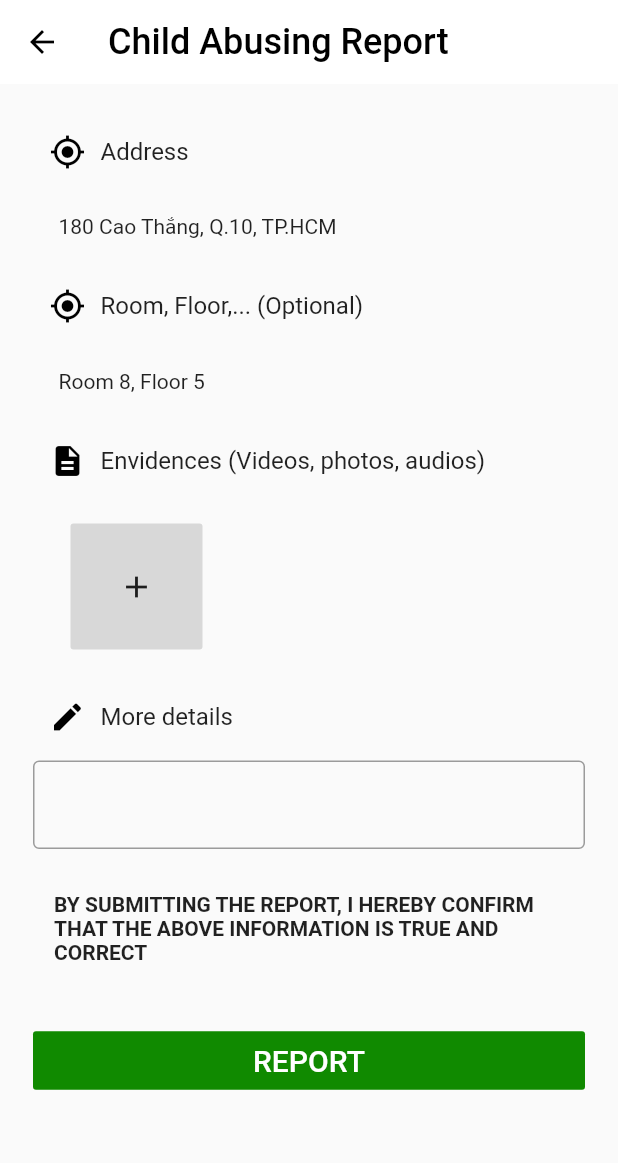
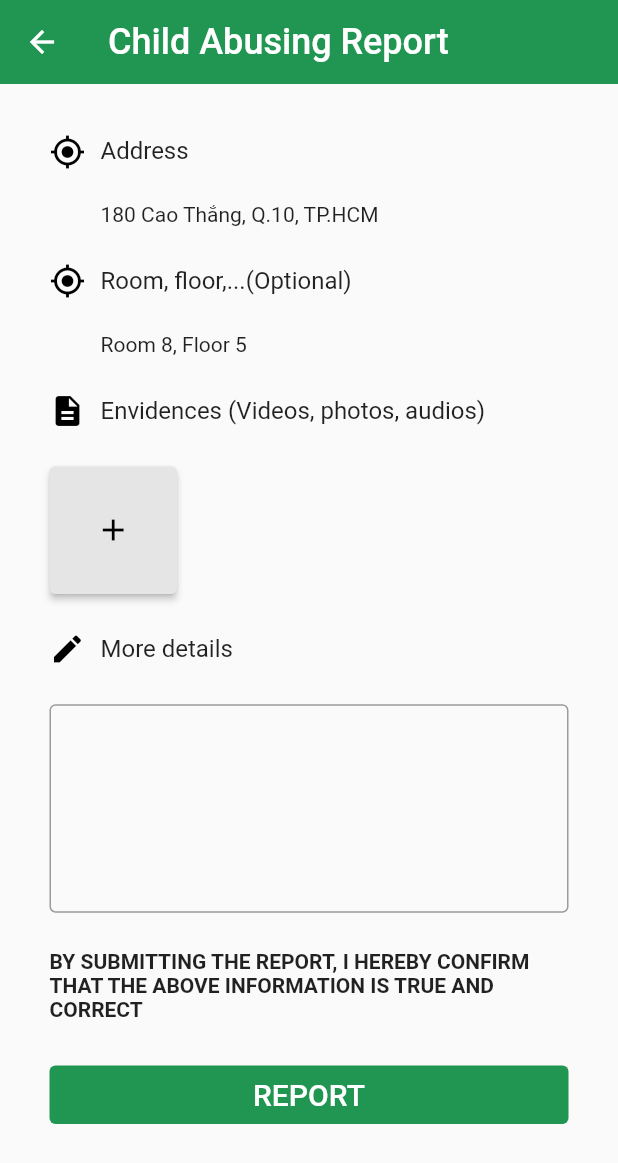
Before and after one commit to nguyentantrung2000/Solution-Challenge-2022, a Flutter app: the screen it shows after launch, on a phone screen of 412 x 824 dp. Shown: the top 1163 px of the screen. Run offline on Flutter 3.47's test engine with Material 2 defaults, Android fonts, the light colour scheme and no system bars.

Commit message:
Reponsive Report

```diff
--- a/lib/screens/report_form.dart
+++ b/lib/screens/report_form.dart
@@ -1,3 +1,5 @@
+// ignore_for_file: prefer_const_constructors, avoid_unnecessary_containers
+
 import 'package:flutter/foundation.dart';
 import 'package:flutter/material.dart';
 
@@ -9,27 +11,32 @@ class Report extends StatefulWidget {
 }
 
 class _ReportState extends State<Report> {
-
-
   @override
   Widget build(BuildContext context) {
+    TextEditingController _moreDetials = TextEditingController();
+    Size size = MediaQuery.of(context).size;
+    print(size.width);
     return Scaffold(
       appBar: AppBar(
         leading: IconButton(
-          icon: Icon(Icons.arrow_back, color: Colors.black),
+          icon: const Icon(Icons.arrow_back, color: Colors.white),
           onPressed: () => Navigator.of(context).pop(),
         ),
-        title: Text('Child Abusing Report',
-            style: TextStyle(color: Colors.black, fontSize: 24)),
-        backgroundColor: Colors.white,
+        title: const Text('Child Abusing Report',
+            style: TextStyle(color: Color.fromARGB(255, 255, 255, 255), fontSize: 24)),
+        backgroundColor: Color(0xff219653),
         bottomOpacity: 0.0,
         elevation: 0.0,
       ),
-      body: Column(children: [
-        Padding(
-          padding: EdgeInsets.only(top: 33, left: 33, right: 33, bottom: 0),
-          child: Row(
+      body: SingleChildScrollView(
+        physics: BouncingScrollPhysics(),
+        child: Padding(
+          padding: const EdgeInsets.all(33),
+          child: Column(children: [
+            Row(
+              crossAxisAlignment: CrossAxisAlignment.start,
               children: [
+                // ignore: prefer_const_constructors
                 Icon(
                   Icons.my_location,
                   color: Colors.black,
@@ -37,127 +44,171 @@ class _ReportState extends State<Report> {
                   semanticLabel: 'Text to announce in accessibility modes',
                 ),
                 Container(
-                child: Padding(padding: EdgeInsets.only(left: 10)),
+                  child: const Padding(padding: EdgeInsets.only(left: 10)),
                 ),
-              Text("Address", style: TextStyle(fontSize: 16))
+                Column(
+                  crossAxisAlignment: CrossAxisAlignment.start,
+                  children: [
+                    SizedBox(height: 2.2),
+                    Text("Address", style: TextStyle(fontSize: 16)),
+                    SizedBox(
+                      height: size.height * 0.03,
+                    ),
+                    Text('180 Cao Thắng, Q.10, TP.HCM'),
+                  ],
+                )
               ],
             ),
+            SizedBox(
+              height: size.height * 0.03,
             ),
-        Padding(
-          padding: EdgeInsets.only(left: 39, top: 30),
-          child: Row(
+            Row(
+              crossAxisAlignment: CrossAxisAlignment.start,
               children: [
-              Text('180 Cao Thắng, Q.10, TP.HCM'),
-            ],
-          ),
-        ),
-        Padding(
-          padding: EdgeInsets.only(top: 33, left: 33, right: 33, bottom: 0),
-          child: Row(
-            children: [
+                // ignore: prefer_const_constructors
                 Icon(
                   Icons.my_location,
                   color: Colors.black,
                   size: 24.0,
-                semanticLabel: 'Text to announce in accessibility modes',
                 ),
                 Container(
-                child: Padding(padding: EdgeInsets.only(left: 10)),
+                  child: const Padding(padding: EdgeInsets.only(left: 10)),
                 ),
-              Text("Room, Floor,... (Optional)", style: TextStyle(fontSize: 16))
+                Column(
+                  crossAxisAlignment: CrossAxisAlignment.start,
+                  children: [
+                    SizedBox(height: 2.2),
+                    Text("Room, floor,...(Optional)",
+                        style: TextStyle(fontSize: 16)),
+                    SizedBox(
+                      height: size.height * 0.03,
+                    ),
+                    Text('Room 8, Floor 5'),
+                  ],
+                )
               ],
             ),
+            SizedBox(
+              height: size.height * 0.03,
             ),
-        Padding(
-          padding: EdgeInsets.only(left: 39, top: 30),
-          child: Row(
+            Row(
+              crossAxisAlignment: CrossAxisAlignment.start,
               children: [
-              Text('Room 8, Floor 5'),
-            ],
-          ),
-        ),
-        Padding(
-          padding: EdgeInsets.only(top: 33, left: 33, right: 33, bottom: 0),
-          child: Row(
-            children: [
+                // ignore: prefer_const_constructors
                 Icon(
                   Icons.description,
                   color: Colors.black,
                   size: 24.0,
-                semanticLabel: 'Text to announce in accessibility modes',
                 ),
                 Container(
-                child: Padding(padding: EdgeInsets.only(left: 10)),
+                  child: const Padding(padding: EdgeInsets.only(left: 10)),
                 ),
+                Column(
+                  crossAxisAlignment: CrossAxisAlignment.start,
+                  children: [
+                    SizedBox(height: 2.2),
                     Text("Envidences (Videos, photos, audios)",
-                  style: TextStyle(fontSize: 16))
+                        style: TextStyle(fontSize: 16)),
+                  ],
+                )
               ],
             ),
+            SizedBox(
+              height: size.height * 0.03,
             ),
-        Padding(
-          padding: EdgeInsets.only(left: 39, top: 30), //button
+            Row(
+              crossAxisAlignment: CrossAxisAlignment.start,
+              children: [
+                // ignore: prefer_const_constructors
+                Container(
+                  child: ElevatedButton(
+                      style: ElevatedButton.styleFrom(
+                        fixedSize: Size(85, 85),
+                        primary: Color(0xffE5E5E5),
+                        onPrimary: Color.fromARGB(255, 0, 0, 0),
                       ),
-        Padding(
-          padding: const EdgeInsets.only(right: 230.0),
-          child: FlatButton(
                       onPressed: () => {},
-                color: Color.fromARGB(255, 216, 216, 216),
-                padding: EdgeInsets.all(10.0),
-                child: Column( // Replace with a Row for horizontal icon + text
-                  children: <Widget>[
-                    Padding(padding: EdgeInsets.all(20), child:
-                    Icon(Icons.add)
+                      child: Icon(Icons.add)),
                 ),
               ],
             ),
+            SizedBox(
+              height: size.height * 0.03,
             ),
-        ),
-        Padding(
-          padding: EdgeInsets.only(top: 33, left: 33, right: 33, bottom: 0),
-          child: Row(
+            Row(
+              crossAxisAlignment: CrossAxisAlignment.start,
               children: [
+                // ignore: prefer_const_constructors
                 Icon(
                   Icons.edit,
                   color: Colors.black,
                   size: 24.0,
-                semanticLabel: 'Text to announce in accessibility modes',
                 ),
                 Container(
-                child: Padding(padding: EdgeInsets.only(left: 10)),
+                  child: const Padding(padding: EdgeInsets.only(left: 10)),
                 ),
-              Text("More details", style: TextStyle(fontSize: 16))
+                Column(
+                  crossAxisAlignment: CrossAxisAlignment.start,
+                  children: [
+                    SizedBox(height: 2.2),
+                    Text("More details", style: TextStyle(fontSize: 16)),
+                  ],
+                )
               ],
             ),
+            SizedBox(
+              height: size.height * 0.03,
             ),
-        Padding(padding: EdgeInsets.only(top: 17)),
-        Center(
-          child: Container(
-            margin: const EdgeInsets.only(right: 22, left: 22),
-            child: TextField(
-              obscureText: false,
-              decoration: InputDecoration(
-                border: OutlineInputBorder(),
+            TextFormField(
+              controller: _moreDetials,
+              keyboardType: TextInputType.multiline,
+              maxLines: null,
+              decoration: const InputDecoration(
+                  contentPadding: const EdgeInsets.symmetric(
+                      vertical: 60.0, horizontal: 5.0),
+                  border: OutlineInputBorder()),
             ),
+            SizedBox(
+              height: size.height * 0.03,
             ),
-          ),
-        ),
-        Padding(padding: EdgeInsets.only(top: 29)),
-        Center(
-          child: Container(
-              width: 340.0,
+            Container(
                 child: Text(
                     'BY SUBMITTING THE REPORT, I HEREBY CONFIRM THAT THE ABOVE INFORMATION IS TRUE AND CORRECT',
-                style: TextStyle(fontWeight: FontWeight.bold),
-              )),
+                    style: TextStyle(fontWeight: FontWeight.bold))),
+            SizedBox(
+              height: size.height * 0.03,
             ),
-        Padding(padding: EdgeInsets.only(top: 40)),
+            // Padding(padding: EdgeInsets.only(top: 17)),
+            // Center(
+            //   child: Container(
+            //     margin: const EdgeInsets.only(right: 22, left: 22),
+            //     child: TextField(
+            //       obscureText: false,
+            //       decoration: InputDecoration(
+            //         border: OutlineInputBorder(),
+            //       ),
+            //     ),
+            //   ),
+            // ),
+            // Padding(padding: EdgeInsets.only(top: 29)),
+            // Center(
+            //   child: Container(
+            //       width: 340.0,
+            //       child: Text(
+            //         'BY SUBMITTING THE REPORT, I HEREBY CONFIRM THAT THE ABOVE INFORMATION IS TRUE AND CORRECT',
+            //         style: TextStyle(fontWeight: FontWeight.bold),
+            //       )),
+            // ),
+            // Padding(padding: EdgeInsets.only(top: 40)),
             Container(
               // width: 340.0,
-          margin: const EdgeInsets.only(right: 22, left: 22),
-          child: FlatButton(
-              color: Color.fromARGB(255, 16, 138, 0),
-              textColor: Colors.white,
+              child: ElevatedButton(
+                  style: ElevatedButton.styleFrom(
+                    primary: Color(0xff219653),
+                    onPrimary: Colors.white,
+                    elevation: 0,
                     padding: EdgeInsets.all(8.0),
+                  ),
                   onPressed: () {
                     /*...*/
                   },
@@ -169,6 +220,8 @@ class _ReportState extends State<Report> {
                   )),
             )
           ]),
+        ),
+      ),
     );
   }
 }
```
Lines whose indentation alone changed are shown as unchanged.
